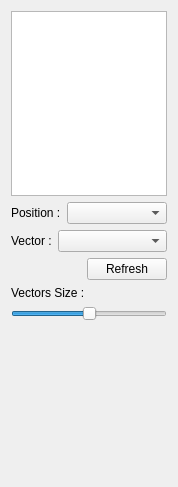
Qt form SCHNApps/Plugins/renderVector/renderVector.ui (cgogn/CGoGN) before a commit.
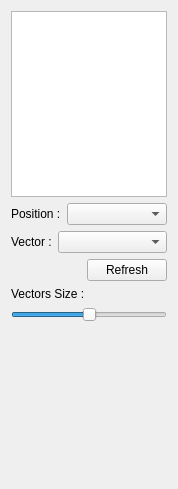
The same form after that commit.

What changed in the file:
```diff
--- a/SCHNApps/Plugins/renderVector/renderVector.ui
+++ b/SCHNApps/Plugins/renderVector/renderVector.ui
@@ -7,7 +7,7 @@
     <x>0</x>
     <y>0</y>
     <width>174</width>
-    <height>487</height>
+    <height>489</height>
    </rect>
   </property>
   <property name="windowTitle">
```
